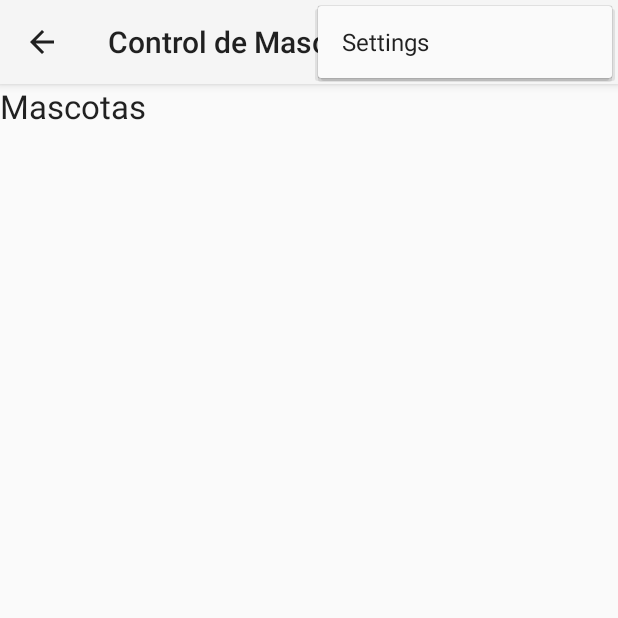
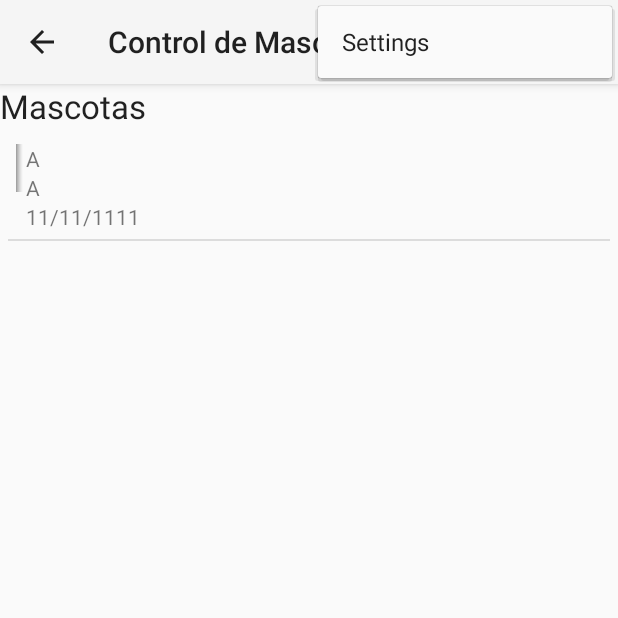
Before and after one commit to edum17/Pet-Agenda, an Android app: the screen it shows after launch (MainActivity), with the options menu open, on a phone screen of 412 x 824 dp, the top half of it. Run offline under Robolectric (Android 15) with nearby library versions, the phone set to English and light mode, and no system bars; 2 statements that could not run were skipped.

Commit message:
ListarMascotas

```diff
--- a/ControlMascotas/app/src/main/java/com/example/german/controlmascotas/ItemMascotas.java
+++ b/ControlMascotas/app/src/main/java/com/example/german/controlmascotas/ItemMascotas.java
@@ -7,8 +7,11 @@ public class ItemMascotas {
     private String Nombre;
     private String Tipo;
     private String FechaNac;
-    private Integer NXip;
-    private Integer Path;
+    private String Path;
+
+    public ItemMascotas(){
+
+    }
 
     public String getNombre() {
         return Nombre;
@@ -34,19 +37,11 @@ public class ItemMascotas {
         FechaNac = fechaNac;
     }
 
-    public Integer getNXip() {
-        return NXip;
-    }
-
-    public void setNXip(Integer NXip) {
-        this.NXip = NXip;
-    }
-
-    public Integer getPath() {
+    public String getPath() {
         return Path;
     }
 
-    public void setPath(Integer path) {
+    public void setPath(String path) {
         Path = path;
     }
 }
--- a/ControlMascotas/app/src/main/java/com/example/german/controlmascotas/ListViewAdapterMascotas.java
+++ b/ControlMascotas/app/src/main/java/com/example/german/controlmascotas/ListViewAdapterMascotas.java
@@ -1,6 +1,7 @@
 package com.example.german.controlmascotas;
 
 import android.content.Context;
+import android.graphics.Bitmap;
 import android.view.LayoutInflater;
 import android.view.View;
 import android.view.ViewGroup;
@@ -19,7 +20,7 @@ public class ListViewAdapterMascotas extends BaseAdapter {
     ArrayList<ItemMascotas> mascotas;
     LayoutInflater inflater;
 
-    public ListViewAdapterMascotas(Context context, ArrayList<ItemMascotas> mascotas) {
+    public ListViewAdapterMascotas(Context context,ArrayList<ItemMascotas> mascotas) {
         this.context = context;
         this.mascotas = mascotas;
     }
@@ -51,13 +52,10 @@ public class ListViewAdapterMascotas extends BaseAdapter {
         return mascotas.get(position).getFechaNac();
     }
 
-    public Integer getItemNumberX(int position) {
-        return mascotas.get(position).getNXip();
-    }
 
     @Override
     public View getView(int position, View convertView, ViewGroup parent) {
-        TextView txtNombre, txtTipo, txtFechaNac, txtNumXip;
+        TextView txtNombre, txtTipo, txtFechaNac;
         ImageView imgImagen;
 
         inflater = (LayoutInflater) context.getSystemService(Context.LAYOUT_INFLATER_SERVICE);
@@ -67,8 +65,16 @@ public class ListViewAdapterMascotas extends BaseAdapter {
         txtNombre = (TextView) itemView.findViewById(R.id.fila_nombre);
         txtTipo = (TextView) itemView.findViewById(R.id.fila_tipo);
         txtFechaNac = (TextView) itemView.findViewById(R.id.fila_fecha_nac);
-        txtNumXip = (TextView) itemView.findViewById(R.id.fila_nombre);
-        imgImagen = (ImageView) itemView.findViewById(R,id.fila_imagen);
+        imgImagen = (ImageView) itemView.findViewById(R.id.fila_imagen);
+
+        txtNombre.setText(mascotas.get(position).getNombre());
+        txtTipo.setText(mascotas.get(position).getTipo());
+        txtFechaNac.setText(mascotas.get(position).getFechaNac());
+
+        String dir = mascotas.get(position).getPath();
+
+        if(dir.equals("storage")) imgImagen.setBackgroundResource(R.drawable.drawer_shadow);
+
 
         //Pendiente comprobar si tiene imagen o no.
 
--- a/ControlMascotas/app/src/main/java/com/example/german/controlmascotas/Mascotas.java
+++ b/ControlMascotas/app/src/main/java/com/example/german/controlmascotas/Mascotas.java
@@ -1,20 +1,42 @@
 package com.example.german.controlmascotas;
 
 import android.app.Fragment;
+import android.content.Context;
 import android.os.Bundle;
 import android.view.LayoutInflater;
 import android.view.View;
 import android.view.ViewGroup;
+import android.widget.ListView;
+
 
 /**
  * Created by German on 01/04/2016.
  */
 public class Mascotas extends Fragment {
 
+    SQLControlador dbconeccion;
+    ListView lista;
+    Context c;
     @Override
     public View onCreateView(LayoutInflater inflater, ViewGroup container,
                              Bundle savedInstanceState) {
+
         View rootView = inflater.inflate(R.layout.lay_mascotas, container, false);
+
+        c = container.getContext();
+        dbconeccion = new SQLControlador(c);
+        dbconeccion.abrirBaseDatos();
+
+        lista = (ListView) rootView.findViewById(R.id.listViewMascotas);
+
+        listarMascotas();
+
         return rootView;
     }
+
+    private void listarMascotas() {
+        final ListViewAdapterMascotas adapter = new ListViewAdapterMascotas(c,dbconeccion.listarMascotas());
+        adapter.notifyDataSetChanged();
+        lista.setAdapter(adapter);
+    }
 }
--- a/ControlMascotas/app/src/main/java/com/example/german/controlmascotas/SQLControlador.java
+++ b/ControlMascotas/app/src/main/java/com/example/german/controlmascotas/SQLControlador.java
@@ -1,8 +1,11 @@
 package com.example.german.controlmascotas;
 
 import android.content.Context;
+import android.database.Cursor;
 import android.database.SQLException;
 import android.database.sqlite.SQLiteDatabase;
+
+import java.util.ArrayList;
 
 /**
  * Created by German on 01/04/2016.
@@ -28,4 +31,21 @@ public class SQLControlador {
 
     ////////////////////////////////////////////////////////////////////////////////////////////////
     //Busquedas y altas de nuevas mascotas
+
+    public ArrayList<ItemMascotas> listarMascotas() {
+        String query = "SELECT " + dbhelper.CN_NomM + "," + dbhelper.CN_TipoM + "," + dbhelper.CN_FechaNac + "," + dbhelper.CN_Path + " FROM " + dbhelper.TABLA_MASCOTAS + " ORDER BY " + dbhelper.CN_NomM;
+        Cursor c = database.rawQuery(query,null);
+        if (c != null) c.moveToFirst();
+        ArrayList<ItemMascotas> res = new ArrayList<>();
+        while (c.isAfterLast() == false) {
+            ItemMascotas i = new ItemMascotas();
+            i.setNombre(c.getString(c.getColumnIndex("_nomM")));
+            i.setTipo(c.getString(c.getColumnIndex("_tipoM")));
+            i.setFechaNac(c.getString(c.getColumnIndex("_fechaNac")));
+            i.setPath(c.getString(c.getColumnIndex("_path")));
+            res.add(i);
+            c.moveToNext();
+        }
+        return res;
+    }
 }
--- a/ControlMascotas/app/src/main/res/layout/formato_fila_mascotas.xml
+++ b/ControlMascotas/app/src/main/res/layout/formato_fila_mascotas.xml
@@ -1,6 +1,42 @@
 <?xml version="1.0" encoding="utf-8"?>
 <LinearLayout xmlns:android="http://schemas.android.com/apk/res/android"
-    android:orientation="vertical" android:layout_width="match_parent"
-    android:layout_height="match_parent">
+    android:orientation="horizontal"
+    android:layout_width="fill_parent"
+    android:layout_height="wrap_content"
+    android:padding="5dip">
+
+    <LinearLayout android:id="@+id/thumbnail"
+        android:layout_width="wrap_content"
+        android:layout_height="wrap_content"
+        android:orientation="horizontal" >
+        <ImageView
+            android:id="@id/fila_imagen"
+            android:layout_width="wrap_content"
+            android:layout_height="wrap_content" />
+    </LinearLayout>
+
+    <LinearLayout
+        android:layout_width="fill_parent"
+        android:layout_height="wrap_content"
+        android:orientation="vertical">
+        <TextView
+            android:id="@+id/fila_nombre"
+            android:text="Nombre"
+            android:layout_width="fill_parent"
+            android:layout_height="wrap_content" />
+
+        <TextView
+            android:id="@+id/fila_tipo"
+            android:text="Tipo"
+            android:layout_width="fill_parent"
+            android:layout_height="wrap_content" />
+
+        <TextView
+            android:id="@+id/fila_fecha_nac"
+            android:text="FechaNac"
+            android:layout_width="fill_parent"
+            android:layout_height="wrap_content" />
+    </LinearLayout>
+
 
 </LinearLayout>
--- a/ControlMascotas/app/src/main/res/layout/lay_mascotas.xml
+++ b/ControlMascotas/app/src/main/res/layout/lay_mascotas.xml
@@ -9,4 +9,11 @@
         android:textAppearance="?android:attr/textAppearanceLarge"
         android:text="Mascotas"
         android:id="@+id/textViewMascotas" />
+
+    <ListView
+        android:layout_width="fill_parent"
+        android:layout_height="fill_parent"
+        android:id="@+id/listViewMascotas"
+        android:layout_gravity="center_horizontal"
+        android:padding="5dp" />
 </LinearLayout>
--- /dev/null
+++ b/ControlMascotas/app/src/main/res/values/ids.xml
@@ -0,0 +1,4 @@
+<?xml version="1.0" encoding="utf-8"?>
+<resources>
+    <item name="fila_imagen" type="id">fila_imagen</item>
+</resources>
--- a/ControlMascotas/app/src/main/res/values/strings.xml
+++ b/ControlMascotas/app/src/main/res/values/strings.xml
@@ -11,4 +11,5 @@
     <string name="action_example">Example action</string>
 
     <string name="action_settings">Settings</string>
+    <string name="txtMascotas">Mascotas</string>
 </resources>
```
